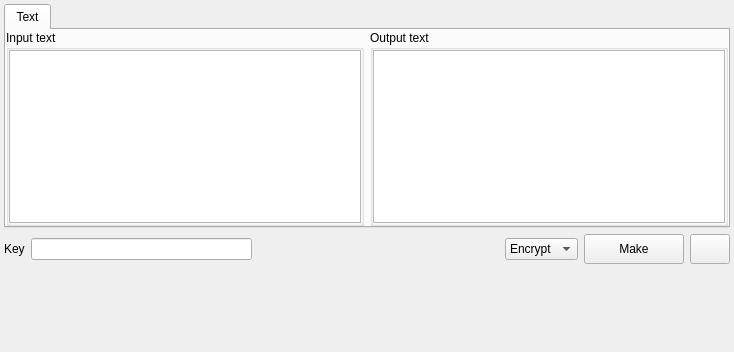
Old version of the form app/gui/symmetric/vernam/vernam.ui in the repository vasilypht/crypto-methods.
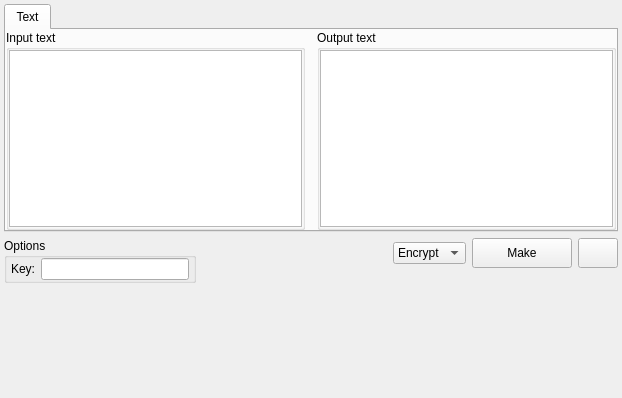
New version of the form.

Patch:
```diff
--- a/app/gui/symmetric/vernam/vernam.ui
+++ b/app/gui/symmetric/vernam/vernam.ui
@@ -6,8 +6,8 @@
    <rect>
     <x>0</x>
     <y>0</y>
-    <width>734</width>
-    <height>352</height>
+    <width>622</width>
+    <height>398</height>
    </rect>
   </property>
   <property name="windowTitle">
@@ -26,8 +26,14 @@
    <property name="bottomMargin">
     <number>4</number>
    </property>
-   <item alignment="Qt::AlignTop">
+   <item>
     <widget class="QTabWidget" name="tab_widget">
+     <property name="maximumSize">
+      <size>
+       <width>16777215</width>
+       <height>400</height>
+      </size>
+     </property>
      <property name="currentIndex">
       <number>0</number>
      </property>
@@ -36,6 +42,9 @@
        <string>Text</string>
       </attribute>
       <layout class="QHBoxLayout" name="horizontalLayout">
+       <property name="spacing">
+        <number>12</number>
+       </property>
        <property name="leftMargin">
         <number>0</number>
        </property>
@@ -113,15 +122,50 @@
    <item>
     <layout class="QHBoxLayout" name="horizontal_layout_3">
      <item>
-      <layout class="QHBoxLayout" name="horizontalLayout_4">
+      <layout class="QVBoxLayout" name="vertical_layout_1">
        <item>
+        <widget class="QGroupBox" name="group_box_options">
+         <property name="maximumSize">
+          <size>
+           <width>400</width>
+           <height>16777215</height>
+          </size>
+         </property>
+         <property name="title">
+          <string>Options</string>
+         </property>
+         <layout class="QVBoxLayout" name="verticalLayout_4">
+          <property name="leftMargin">
+           <number>0</number>
+          </property>
+          <property name="topMargin">
+           <number>0</number>
+          </property>
+          <property name="rightMargin">
+           <number>0</number>
+          </property>
+          <property name="bottomMargin">
+           <number>0</number>
+          </property>
+          <item>
+           <layout class="QFormLayout" name="form_layout_options">
+            <property name="fieldGrowthPolicy">
+             <enum>QFormLayout::ExpandingFieldsGrow</enum>
+            </property>
+            <property name="leftMargin">
+             <number>4</number>
+            </property>
+            <property name="rightMargin">
+             <number>4</number>
+            </property>
+            <item row="0" column="0">
         <widget class="QLabel" name="label_key">
          <property name="text">
-          <string>Key</string>
+               <string>Key:</string>
          </property>
         </widget>
        </item>
-       <item>
+            <item row="0" column="1">
         <widget class="QLineEdit" name="line_edit_key">
          <property name="text">
           <string/>
@@ -130,6 +174,24 @@
        </item>
       </layout>
      </item>
+         </layout>
+        </widget>
+       </item>
+       <item>
+        <spacer name="vertical_spacer_3">
+         <property name="orientation">
+          <enum>Qt::Vertical</enum>
+         </property>
+         <property name="sizeHint" stdset="0">
+          <size>
+           <width>20</width>
+           <height>40</height>
+          </size>
+         </property>
+        </spacer>
+       </item>
+      </layout>
+     </item>
      <item>
       <spacer name="horizontal_spacer_4">
        <property name="orientation">
@@ -147,6 +209,8 @@
       </spacer>
      </item>
      <item>
+      <layout class="QVBoxLayout" name="verticalLayout">
+       <item>
       <layout class="QHBoxLayout" name="horizontal_layout_2">
        <property name="spacing">
         <number>-1</number>
@@ -229,6 +293,21 @@
           <bool>false</bool>
          </property>
         </widget>
+         </item>
+        </layout>
+       </item>
+       <item>
+        <spacer name="vertical_spacer_1">
+         <property name="orientation">
+          <enum>Qt::Vertical</enum>
+         </property>
+         <property name="sizeHint" stdset="0">
+          <size>
+           <width>20</width>
+           <height>40</height>
+          </size>
+         </property>
+        </spacer>
        </item>
       </layout>
      </item>
```
Lines whose indentation alone changed are shown as unchanged.
